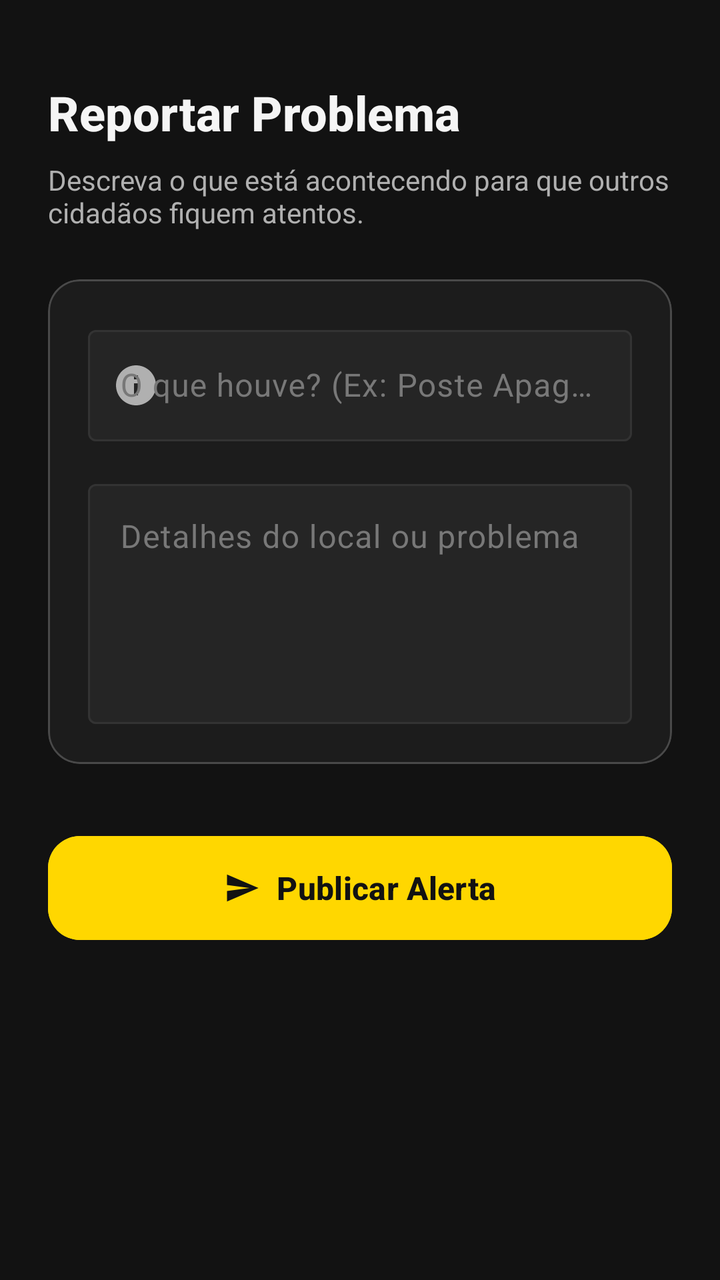
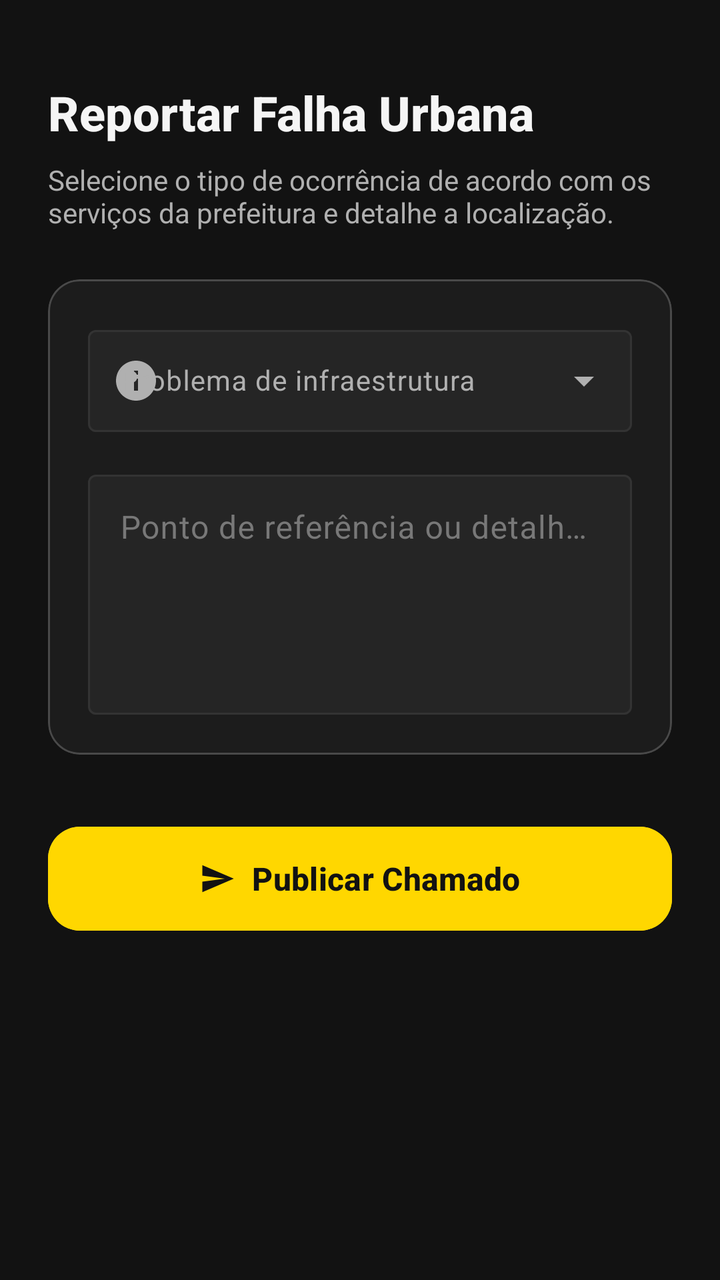

The first picture is an Android layout as it rendered before a commit; the second is the same layout after the commit. The layout source and the unified diff follow.
<!-- AndroidManifest.xml: application theme Theme.SafeWalk -->
<!-- res/layout/fragment_alerta.xml -->
<?xml version="1.0" encoding="utf-8"?>
<ScrollView
    xmlns:android="http://schemas.android.com/apk/res/android"
    xmlns:app="http://schemas.android.com/apk/res-auto"
    android:layout_width="match_parent"
    android:layout_height="match_parent"
    android:background="@color/sw_bg_primary"
    android:fillViewport="true">

    <androidx.constraintlayout.widget.ConstraintLayout
        android:layout_width="match_parent"
        android:layout_height="wrap_content"
        android:padding="24dp">

        
        <TextView
            android:id="@+id/tvNovoAlerta"
            android:layout_width="wrap_content"
            android:layout_height="wrap_content"
            android:layout_marginTop="16dp"
            android:text="Reportar Problema"
            android:textColor="@color/sw_text_primary"
            android:textSize="24sp"
            android:textStyle="bold"
            android:fontFamily="sans-serif-medium"
            app:layout_constraintStart_toStartOf="parent"
            app:layout_constraintTop_toTopOf="parent" />

        
        <TextView
            android:id="@+id/tvDica"
            android:layout_width="0dp"
            android:layout_height="wrap_content"
            android:layout_marginTop="8dp"
            android:text="Descreva o que está acontecendo para que outros cidadãos fiquem atentos."
            android:textColor="@color/sw_text_secondary"
            android:textSize="14sp"
            app:layout_constraintEnd_toEndOf="parent"
            app:layout_constraintStart_toStartOf="parent"
            app:layout_constraintTop_toBottomOf="@id/tvNovoAlerta" />

        
        <com.google.android.material.card.MaterialCardView
            android:id="@+id/cardForm"
            android:layout_width="match_parent"
            android:layout_height="wrap_content"
            android:layout_marginTop="24dp"
            app:cardBackgroundColor="@color/sw_glass"
            app:cardCornerRadius="16dp"
            app:cardElevation="0dp"
            app:strokeColor="@color/sw_glass_border"
            app:strokeWidth="1dp"
            app:layout_constraintTop_toBottomOf="@id/tvDica">

            <LinearLayout
                android:layout_width="match_parent"
                android:layout_height="wrap_content"
                android:orientation="vertical"
                android:padding="20dp">

                
                <com.google.android.material.textfield.TextInputLayout
                    style="@style/SafeWalk.TextInput"
                    android:layout_width="match_parent"
                    android:layout_height="wrap_content"
                    android:hint="O que houve? (Ex: Poste Apagado)"
                    app:startIconDrawable="@drawable/ic_info"
                    app:startIconTint="@color/sw_text_secondary">

                    <com.google.android.material.textfield.TextInputEditText
                        android:id="@+id/etTitulo"
                        android:layout_width="match_parent"
                        android:layout_height="wrap_content"
                        android:textColor="@color/sw_text_primary"
                        android:inputType="textCapSentences" />
                </com.google.android.material.textfield.TextInputLayout>

                
                <com.google.android.material.textfield.TextInputLayout
                    style="@style/SafeWalk.TextInput"
                    android:layout_width="match_parent"
                    android:layout_height="wrap_content"
                    android:layout_marginTop="16dp"
                    android:hint="Detalhes do local ou problema">

                    <com.google.android.material.textfield.TextInputEditText
                        android:id="@+id/etDescricao"
                        android:layout_width="match_parent"
                        android:layout_height="120dp"
                        android:gravity="top"
                        android:textColor="@color/sw_text_primary"
                        android:inputType="textMultiLine"
                        android:lines="4" />
                </com.google.android.material.textfield.TextInputLayout>

            </LinearLayout>
        </com.google.android.material.card.MaterialCardView>

        
        <com.google.android.material.button.MaterialButton
            android:id="@+id/btnSalvar"
            android:layout_width="match_parent"
            android:layout_height="60dp"
            android:layout_marginTop="32dp"
            android:text="Publicar Alerta"
            android:textAllCaps="false"
            android:textSize="16sp"
            android:textStyle="bold"
            android:textColor="@color/sw_text_on_accent"
            android:backgroundTint="@color/sw_accent"
            app:cornerRadius="16dp"
            app:icon="@drawable/ic_send"
            app:iconTint="@color/sw_text_on_accent"
            app:iconGravity="textStart"
            app:layout_constraintTop_toBottomOf="@id/cardForm" />

    </androidx.constraintlayout.widget.ConstraintLayout>
</ScrollView>
<!-- resources referenced by this layout -->
<resources>
  <color name="sw_accent">#FFFFD700</color>
  <color name="sw_bg_primary">#FF121212</color>
  <color name="sw_glass">#CC1E1E1E</color>
  <color name="sw_glass_border">#33FFFFFF</color>
  <color name="sw_text_on_accent">#FF121212</color>
  <color name="sw_text_primary">#FFF5F5F5</color>
  <color name="sw_text_secondary">#FFB0B0B0</color>
  <!-- drawable ic_info (drawable) -->
  <?xml version="1.0" encoding="utf-8"?>
  <vector xmlns:android="http://schemas.android.com/apk/res/android"
      android:width="24dp"
      android:height="24dp"
      android:viewportWidth="24"
      android:viewportHeight="24">
      <path
          android:fillColor="@android:color/white"
          android:pathData="M12,2C6.48,2 2,6.48 2,12s4.48,10 10,10 10,-4.48 10,-10S17.52,2 12,2zM13,17h-2v-6h2v6zM13,9h-2V7h2v2z" />
  </vector>
  <!-- drawable ic_send (drawable) -->
  <?xml version="1.0" encoding="utf-8"?>
  <vector xmlns:android="http://schemas.android.com/apk/res/android"
      android:width="24dp"
      android:height="24dp"
      android:viewportWidth="24"
      android:viewportHeight="24">
      <path
          android:fillColor="@android:color/white"
          android:pathData="M2.01,21L23,12 2.01,3 2,10l15,2 -15,2z" />
  </vector>
  <style name="SafeWalk.TextInput" parent="Widget.Material3.TextInputLayout.OutlinedBox">
          <item name="boxStrokeColor">@color/sw_text_input_stroke</item>
          <item name="hintTextColor">@color/sw_accent</item>
          <item name="android:textColorHint">@color/sw_text_hint</item>
          <item name="boxBackgroundColor">@color/sw_bg_elevated</item>
          <item name="startIconTint">@color/sw_text_secondary</item>
          <item name="endIconTint">@color/sw_text_secondary</item>
      </style>
  <style name="Theme.SafeWalk" parent="Base.Theme.SafeWalk" />
  <color name="sw_text_hint">#FF787878</color>
  <color name="sw_bg_elevated">#FF252525</color>
  <style name="Base.Theme.SafeWalk" parent="Theme.Material3.Dark.NoActionBar">
          
          <item name="colorPrimary">@color/sw_accent</item>
          <item name="colorOnPrimary">@color/sw_text_on_accent</item>
          <item name="colorPrimaryContainer">@color/sw_bg_elevated</item>
          <item name="colorOnPrimaryContainer">@color/sw_accent</item>
  
          
          <item name="colorSecondary">@color/sw_accent</item>
          <item name="colorOnSecondary">@color/sw_text_on_accent</item>
          <item name="colorSecondaryContainer">@color/sw_bg_elevated</item>
          <item name="colorOnSecondaryContainer">@color/sw_text_primary</item>
  
          
          <item name="android:colorBackground">@color/sw_bg_primary</item>
          <item name="colorSurface">@color/sw_bg_surface</item>
          <item name="colorOnSurface">@color/sw_text_primary</item>
          <item name="colorSurfaceVariant">@color/sw_bg_elevated</item>
          <item name="colorOnSurfaceVariant">@color/sw_text_secondary</item>
  
          
          <item name="colorOutline">@color/sw_border</item>
  
          
          <item name="android:statusBarColor">@color/sw_status_bar</item>
          <item name="android:navigationBarColor">@color/sw_bg_primary</item>
  
          
          <item name="textInputStyle">@style/SafeWalk.TextInput</item>
      </style>
  <color name="sw_bg_surface">#FF1E1E1E</color>
  <color name="sw_border">#FF333333</color>
  <color name="sw_status_bar">#FF0D0D0D</color>
</resources>

<!-- the commit's change to res/layout/fragment_alerta.xml (unified diff, before → after) -->
@@ -18,7 +18,7 @@
             android:layout_width="wrap_content"
             android:layout_height="wrap_content"
             android:layout_marginTop="16dp"
-            android:text="Reportar Problema"
+            android:text="Reportar Falha Urbana"
             android:textColor="@color/sw_text_primary"
             android:textSize="24sp"
             android:textStyle="bold"
@@ -32,7 +32,7 @@
             android:layout_width="0dp"
             android:layout_height="wrap_content"
             android:layout_marginTop="8dp"
-            android:text="Descreva o que está acontecendo para que outros cidadãos fiquem atentos."
+            android:text="Selecione o tipo de ocorrência de acordo com os serviços da prefeitura e detalhe a localização."
             android:textColor="@color/sw_text_secondary"
             android:textSize="14sp"
             app:layout_constraintEnd_toEndOf="parent"
@@ -60,19 +60,25 @@
 
                 
                 <com.google.android.material.textfield.TextInputLayout
-                    style="@style/SafeWalk.TextInput"
+                    android:id="@+id/tlTitulo"
+                    style="@style/Widget.Material3.TextInputLayout.OutlinedBox.ExposedDropdownMenu"
                     android:layout_width="match_parent"
                     android:layout_height="wrap_content"
-                    android:hint="O que houve? (Ex: Poste Apagado)"
+                    android:hint="Problema de infraestrutura"
+                    app:boxBackgroundColor="@color/sw_bg_elevated"
+                    app:boxStrokeColor="@color/sw_text_input_stroke"
                     app:startIconDrawable="@drawable/ic_info"
                     app:startIconTint="@color/sw_text_secondary">
 
-                    <com.google.android.material.textfield.TextInputEditText
-                        android:id="@+id/etTitulo"
+                    <AutoCompleteTextView
+                        android:id="@+id/actvTitulo"
                         android:layout_width="match_parent"
                         android:layout_height="wrap_content"
                         android:textColor="@color/sw_text_primary"
-                        android:inputType="textCapSentences" />
+                        android:textSize="14sp"
+                        android:inputType="textCapSentences"
+                        android:paddingTop="16dp"
+                        android:paddingBottom="16dp" />
                 </com.google.android.material.textfield.TextInputLayout>
 
                 
@@ -81,7 +87,7 @@
                     android:layout_width="match_parent"
                     android:layout_height="wrap_content"
                     android:layout_marginTop="16dp"
-                    android:hint="Detalhes do local ou problema">
+                    android:hint="Ponto de referência ou detalhes adicionais">
 
                     <com.google.android.material.textfield.TextInputEditText
                         android:id="@+id/etDescricao"
@@ -102,7 +108,7 @@
             android:layout_width="match_parent"
             android:layout_height="60dp"
             android:layout_marginTop="32dp"
-            android:text="Publicar Alerta"
+            android:text="Publicar Chamado"
             android:textAllCaps="false"
             android:textSize="16sp"
             android:textStyle="bold"
